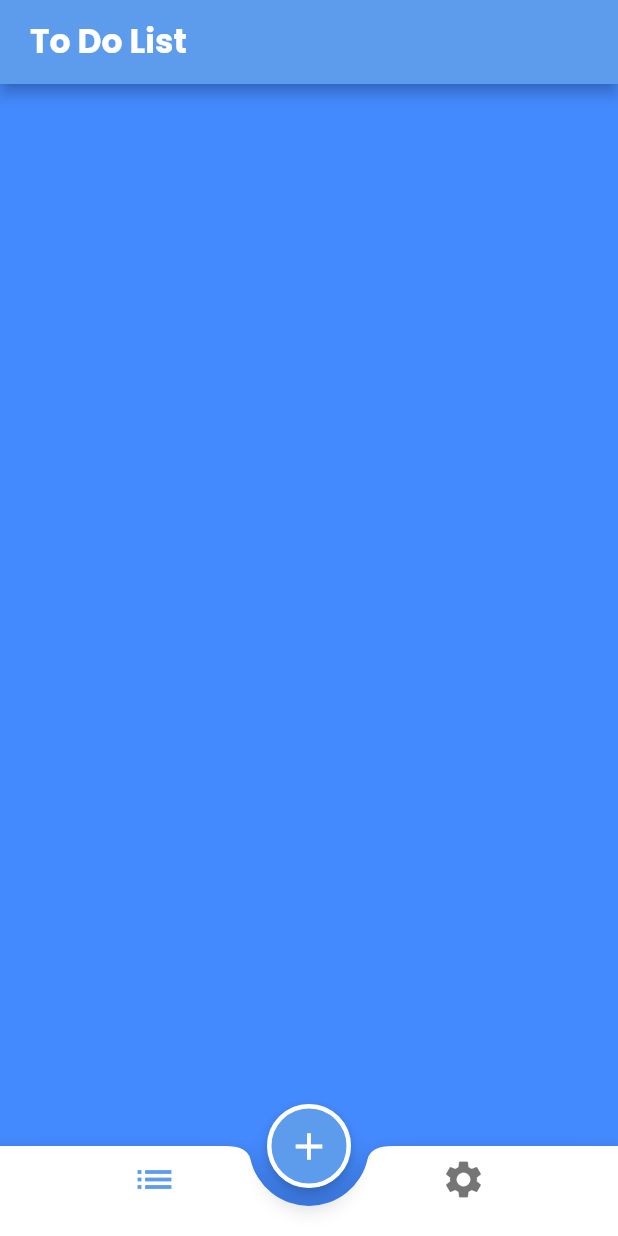
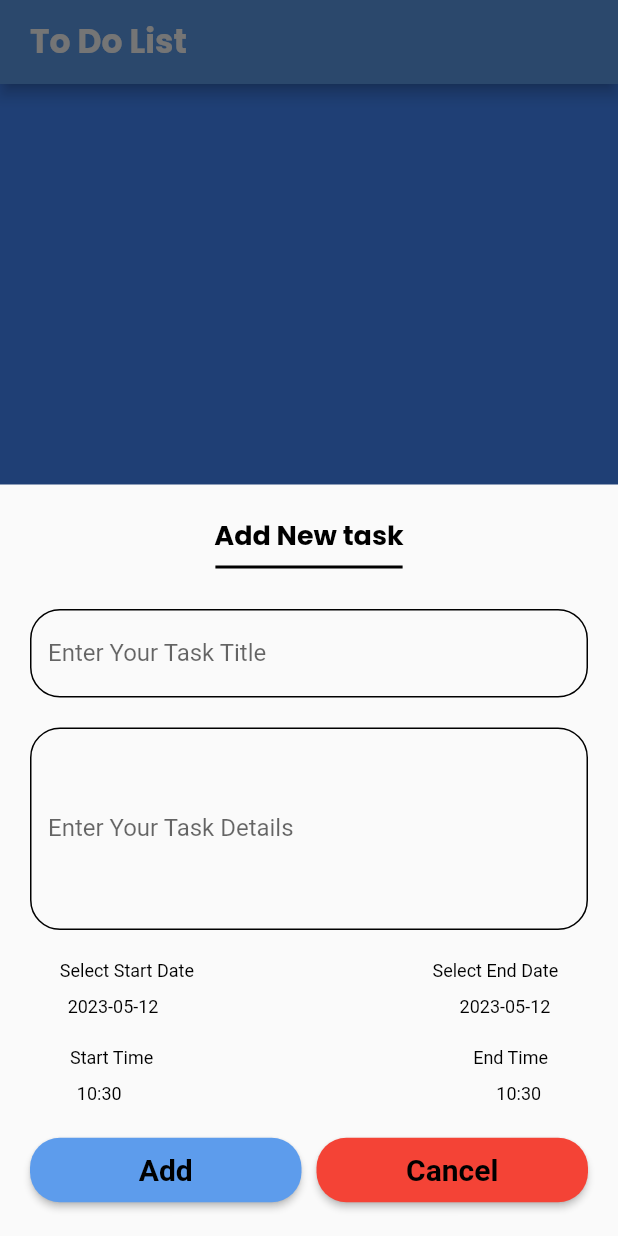
Before and after one commit to heshamgasser/todo_app, a Flutter app: the screen it shows after launch, after a tap on the "add" icon, on a phone screen of 412 x 824 dp. Run offline on Flutter 3.47's test engine with Material 2 defaults, Android fonts, the phone set to English and light mode, and no system bars; our stand-ins replace google_fonts; generated files the repository leaves out were written again.

Commit message:
add task screen without textFormField Valdiate

```diff
--- a/lib/home_layout/home_layout.dart
+++ b/lib/home_layout/home_layout.dart
@@ -1,6 +1,7 @@
 import 'package:flutter/material.dart';
 import 'package:provider/provider.dart';
 import 'package:todo_app/provider/home_layout_provider.dart';
+import 'package:todo_app/screens/widget/add_task.dart';
 
 class HomeLayout extends StatelessWidget {
   static const String routeName = 'Home Layout';
@@ -27,6 +28,7 @@ class HomeLayout extends StatelessWidget {
             shape: const CircularNotchedRectangle(),
             notchMargin: 12,
             child: BottomNavigationBar(
+              selectedItemColor: Theme.of(context).colorScheme.primary,
               backgroundColor: Colors.transparent,
               elevation: 0,
               iconSize: 30,
@@ -35,7 +37,11 @@ class HomeLayout extends StatelessWidget {
                 homeProvider.indexChange(value);
               },
               items: const [
-                BottomNavigationBarItem(icon: Icon(Icons.list), label: ''),
+                BottomNavigationBarItem(
+                    icon: Icon(
+                      Icons.list,
+                    ),
+                    label: ''),
                 BottomNavigationBarItem(icon: Icon(Icons.settings), label: ''),
               ],
             ),
@@ -46,7 +52,17 @@ class HomeLayout extends StatelessWidget {
             backgroundColor: Theme.of(context).colorScheme.primary,
             shape: const StadiumBorder(
                 side: BorderSide(color: Colors.white, width: 3)),
-            onPressed: () {},
+            onPressed: () {
+              showModalBottomSheet(
+                isScrollControlled: true,
+                context: context,
+                builder: (context) => Padding(
+                  padding: EdgeInsets.only(
+                      bottom: MediaQuery.of(context).viewInsets.bottom),
+                  child: AddingTask(),
+                ),
+              );
+            },
             child: const Icon(
               Icons.add,
               size: 30,
--- a/lib/l10n/app_en.arb
+++ b/lib/l10n/app_en.arb
@@ -4,5 +4,15 @@
   "english": "English",
   "arabic": "Arabic",
   "light": "Light Theme",
-  "dark": "Dark Theme"
+  "dark": "Dark Theme",
+  "addTask": "Add New task",
+  "taskTitle": "Enter Your Task Title",
+  "taskDetail": "Enter Your Task Details",
+  "selectStartDate": "Select Start Date",
+  "selectEndDate": "Select End Date",
+  "startTime": "Start Time",
+  "endTime": "End Time",
+  "add": "Add",
+  "cancel": "Cancel",
+  "fieldRequired": "Field Required"
 }
--- /dev/null
+++ b/lib/screens/widget/add_task.dart
@@ -0,0 +1,178 @@
+import 'package:flutter/material.dart';
+import 'package:flutter_gen/gen_l10n/app_localizations.dart';
+import 'package:provider/provider.dart';
+import 'package:todo_app/provider/date_time_provider.dart';
+import 'package:todo_app/screens/widget/custom_task_form_field.dart';
+import 'package:todo_app/screens/widget/dateTimeWidget.dart';
+
+class AddingTask extends StatelessWidget {
+  AddingTask({Key? key}) : super(key: key);
+  GlobalKey<FormState> formKey = GlobalKey();
+  TextEditingController taskTitle = TextEditingController();
+  TextEditingController taskdetail = TextEditingController();
+
+  @override
+  Widget build(BuildContext context) {
+    return ChangeNotifierProvider(
+      create: (context) => DateProvider(),
+      builder: (context, child) {
+        var dateTimeProvider = Provider.of<DateProvider>(context);
+        return Padding(
+          padding: const EdgeInsets.all(20.0),
+          child: Column(
+            mainAxisSize: MainAxisSize.min,
+            children: [
+              Text(
+                AppLocalizations.of(context)!.addTask,
+                style: Theme.of(context).textTheme.bodyLarge,
+              ),
+              Divider(
+                color: Theme.of(context).colorScheme.surface,
+                thickness: 2,
+                indent: MediaQuery.of(context).size.width * .3,
+                endIndent: MediaQuery.of(context).size.width * .3,
+              ),
+              const SizedBox(height: 20),
+              CustomTaskFormField(
+                label: AppLocalizations.of(context)!.taskTitle,
+                hint: AppLocalizations.of(context)!.taskTitle,
+              ),
+              const SizedBox(height: 20),
+              CustomTaskFormField(
+                label: AppLocalizations.of(context)!.taskDetail,
+                hint: AppLocalizations.of(context)!.taskDetail,
+                maxLines: 5,
+              ),
+              const SizedBox(height: 20),
+              Row(
+                children: [
+                  const Spacer(),
+                  DateTimeWidget(AppLocalizations.of(context)!.selectStartDate),
+                  const Spacer(
+                    flex: 8,
+                  ),
+                  DateTimeWidget(AppLocalizations.of(context)!.selectEndDate),
+                  const Spacer()
+                ],
+              ),
+              const SizedBox(height: 10),
+              Row(
+                children: [
+                  const Spacer(),
+                  InkWell(
+                    onTap: () {
+                      dateTimeProvider.selectStartDate(context);
+                    },
+                    child: Text(
+                      dateTimeProvider.startDate,
+                      style: Theme.of(context).textTheme.bodySmall,
+                    ),
+                  ),
+                  const Spacer(
+                    flex: 8,
+                  ),
+                  InkWell(
+                    onTap: () {
+                      dateTimeProvider.selectEndDate(context);
+                    },
+                    child: Text(
+                      dateTimeProvider.endDate,
+                      style: Theme.of(context).textTheme.bodySmall,
+                    ),
+                  ),
+                  const Spacer()
+                ],
+              ),
+              const SizedBox(
+                height: 20,
+              ),
+              Row(
+                children: [
+                  const Spacer(),
+                  DateTimeWidget(AppLocalizations.of(context)!.startTime),
+                  const Spacer(
+                    flex: 8,
+                  ),
+                  DateTimeWidget(AppLocalizations.of(context)!.endTime),
+                  const Spacer()
+                ],
+              ),
+              const SizedBox(
+                height: 10,
+              ),
+              Row(
+                children: [
+                  const Spacer(),
+                  InkWell(
+                    onTap: () {
+                      dateTimeProvider.selectStartTime(context);
+                    },
+                    child: Text(
+                      dateTimeProvider.startTime,
+                      style: Theme.of(context).textTheme.bodySmall,
+                    ),
+                  ),
+                  const Spacer(
+                    flex: 8,
+                  ),
+                  InkWell(
+                    onTap: () {
+                      dateTimeProvider.selectEndTime(context);
+                    },
+                    child: Text(
+                      dateTimeProvider.endTime,
+                      style: Theme.of(context).textTheme.bodySmall,
+                    ),
+                  ),
+                  const Spacer()
+                ],
+              ),
+              const SizedBox(height: 20),
+              Row(
+                children: [
+                  Expanded(
+                    child: ElevatedButton(
+                      style: ElevatedButton.styleFrom(
+                        backgroundColor: Theme.of(context).colorScheme.primary,
+                        padding: const EdgeInsets.symmetric(vertical: 10),
+                        shape: RoundedRectangleBorder(
+                          borderRadius: BorderRadius.circular(20),
+                        ),
+                      ),
+                      onPressed: () {
+                        if (formKey.currentState!.validate()) {}
+                      },
+                      child: Text(
+                        AppLocalizations.of(context)!.add,
+                        style: Theme.of(context).textTheme.bodyMedium,
+                      ),
+                    ),
+                  ),
+                  const SizedBox(width: 10),
+                  Expanded(
+                    child: ElevatedButton(
+                      style: ElevatedButton.styleFrom(
+                        backgroundColor: Theme.of(context).colorScheme.error,
+                        padding: const EdgeInsets.symmetric(vertical: 10),
+                        shape: RoundedRectangleBorder(
+                          borderRadius: BorderRadius.circular(20),
+                        ),
+                      ),
+                      onPressed: () {
+                        Navigator.pop(context);
+                      },
+                      child: Text(
+                        AppLocalizations.of(context)!.cancel,
+                        style: Theme.of(context).textTheme.bodyMedium,
+                      ),
+                    ),
+                  ),
+                ],
+              ),
+            ],
+          ),
+        );
+      },
+    );
+  }
+}
--- /dev/null
+++ b/lib/screens/widget/custom_task_form_field.dart
@@ -0,0 +1,41 @@
+import 'package:flutter/material.dart';
+import 'package:flutter_gen/gen_l10n/app_localizations.dart';
+
+class CustomTaskFormField extends StatelessWidget {
+  String label;
+  String hint;
+
+  int maxLines;
+
+  CustomTaskFormField(
+      {super.key, required this.label, required this.hint, this.maxLines = 1});
+
+  @override
+  Widget build(BuildContext context) {
+    return TextFormField(
+      maxLines: maxLines,
+      validator: (value) {
+        if (value == null || value.isEmpty) {
+          return AppLocalizations.of(context)!.fieldRequired;
+        }
+        return null;
+      },
+      decoration: InputDecoration(
+        labelText: label,
+        hintText: hint,
+        enabledBorder: OutlineInputBorder(
+          borderRadius: BorderRadius.circular(20),
+          borderSide: BorderSide(color: Theme.of(context).colorScheme.surface),
+        ),
+        focusedBorder: OutlineInputBorder(
+          borderRadius: BorderRadius.circular(20),
+          borderSide: BorderSide(color: Theme.of(context).colorScheme.primary),
+        ),
+        errorBorder: OutlineInputBorder(
+          borderRadius: BorderRadius.circular(20),
+          borderSide: BorderSide(color: Theme.of(context).colorScheme.error),
+        ),
+      ),
+    );
+  }
+}
--- /dev/null
+++ b/lib/screens/widget/dateTimeWidget.dart
@@ -0,0 +1,16 @@
+import 'package:flutter/material.dart';
+
+class DateTimeWidget extends StatelessWidget {
+  String text;
+
+  DateTimeWidget(this.text, {super.key});
+
+  @override
+  Widget build(BuildContext context) {
+    return Text(
+      text,
+      textAlign: TextAlign.start,
+      style: Theme.of(context).textTheme.bodySmall,
+    );
+  }
+}
--- a/lib/shared/style/app_text.dart
+++ b/lib/shared/style/app_text.dart
@@ -1,6 +1,5 @@
 import 'package:flutter/material.dart';
 import 'package:google_fonts/google_fonts.dart';
-import 'package:todo_app/shared/style/app_colors.dart';
 
 TextStyle lightTitleTextLarge = GoogleFonts.poppins(
     fontWeight: FontWeight.bold, fontSize: 22, color: Colors.white);
@@ -9,7 +8,7 @@ TextStyle lightTitleTextSmall = GoogleFonts.roboto(
     fontWeight: FontWeight.bold, fontSize: 15, color: Colors.black);
 
 TextStyle lightBodyTextLarge = GoogleFonts.poppins(
-    fontWeight: FontWeight.bold, fontSize: 18, color: lightPrimaryColor);
+    fontWeight: FontWeight.bold, fontSize: 18, color: Colors.black);
 
 TextStyle lightBodyTextSmall =
     GoogleFonts.roboto(fontSize: 12, color: Colors.black);
@@ -24,7 +23,7 @@ TextStyle darkTitleTextSmall = GoogleFonts.roboto(
     fontWeight: FontWeight.bold, fontSize: 15, color: Colors.white);
 
 TextStyle darkBodyTextLarge = GoogleFonts.poppins(
-    fontWeight: FontWeight.bold, fontSize: 18, color: darkPrimaryColor);
+    fontWeight: FontWeight.bold, fontSize: 18, color: Colors.white);
 
 TextStyle darkBodyTextSmall =
     GoogleFonts.roboto(fontSize: 12, color: Colors.white);
```
Also changed, not shown: lib/l10n/app_ar.arb (+11 -1 lines), lib/provider/date_time_provider.dart (added, +75 -0 lines).
